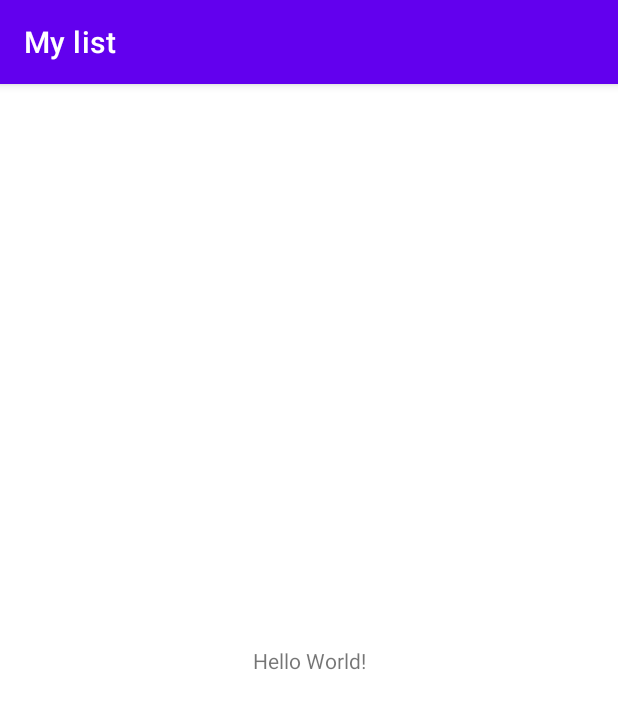
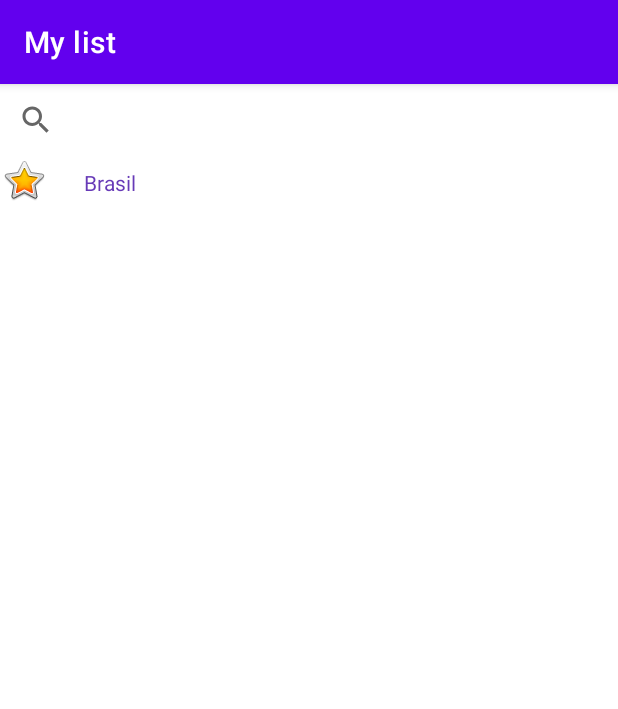
Before and after one commit to luzf18/listPaises, an Android app: the screen it shows after launch (MainActivity), on a phone screen of 412 x 824 dp. Shown: the top 709 px of the screen. Run offline under Robolectric (Android 15) with nearby library versions, the phone set to English and light mode, and no system bars.

Commit message:
finalizando 3parte mvvm
finalizando 3parte mvvm

```diff
--- a/app/build.gradle
+++ b/app/build.gradle
@@ -37,6 +37,7 @@ dependencies {
     implementation "org.jetbrains.kotlin:kotlin-stdlib:$kotlin_version"
     implementation 'androidx.core:core-ktx:1.3.2'
     implementation 'androidx.appcompat:appcompat:1.2.0'
+    implementation 'org.jetbrains.kotlinx:kotlinx-coroutines-core:1.4.3'
     implementation 'com.google.android.material:material:1.3.0'
     implementation 'androidx.constraintlayout:constraintlayout:2.0.4'
     testImplementation 'junit:junit:4.+'
--- a/app/src/main/java/com/example/mylist/MainActivity.kt
+++ b/app/src/main/java/com/example/mylist/MainActivity.kt
@@ -2,10 +2,28 @@ package com.example.mylist
 
 import androidx.appcompat.app.AppCompatActivity
 import android.os.Bundle
+import androidx.recyclerview.widget.RecyclerView
+import com.example.mylist.model.Pais
 
 class MainActivity : AppCompatActivity() {
+
+    private val adapterPaises = PaisesAdapter()
+    private var list: RecyclerView? = null
     override fun onCreate(savedInstanceState: Bundle?) {
         super.onCreate(savedInstanceState)
         setContentView(R.layout.activity_main)
+        list = findViewById(R.id.listPaises)
+        val paises: List<Pais> =
+            listOf(Pais("Brasil"), Pais("Alemanha"), Pais("Estados Unidos"), Pais("Russia"))
+        adapterPaises.items = paises
+        setupRecyclerView()
+    }
+
+    private fun setupRecyclerView() {
+        with(list) {
+            this?.adapter = adapterPaises
+            val manager = androidx.recyclerview.widget.LinearLayoutManager(this?.context)
+            list?.layoutManager = manager
+        }
     }
 }
--- /dev/null
+++ b/app/src/main/java/com/example/mylist/PaisesAdapter.kt
@@ -0,0 +1,39 @@
+package com.example.mylist
+
+import android.view.LayoutInflater
+import android.view.View
+import android.view.ViewGroup
+import android.widget.TextView
+import androidx.recyclerview.widget.RecyclerView
+import com.example.mylist.model.Pais
+import kotlin.properties.Delegates
+
+class PaisesAdapter : RecyclerView.Adapter<PaisesViewHolder>() {
+    var items: List<Pais> by Delegates.observable(emptyList()) { _, old, new -> if (old != new) notifyDataSetChanged() }
+    val paisItems: List<Pais> by Delegates.observable(emptyList()) { _, old, new -> if (old != new) notifyDataSetChanged() }
+    val filterItems: List<Pais> by Delegates.observable(emptyList()) { _, old, new -> if (old != new) notifyDataSetChanged() }
+    override fun onCreateViewHolder(parent: ViewGroup, viewType: Int): PaisesViewHolder {
+        return PaisesViewHolder(
+                LayoutInflater.from(parent.context).inflate(R.layout.item_pais, parent, false)
+        )
+    }
+
+    override fun getItemCount(): Int {
+        return items.size
+    }
+
+    override fun onBindViewHolder(holder: PaisesViewHolder, position: Int) {
+        val pais = items[position]
+        holder.bind(pais)
+    }
+}
+
+class PaisesViewHolder(view: View) : RecyclerView.ViewHolder(view) {
+    fun bind(item: Pais) {
+        with(itemView) {
+            var textView = findViewById<TextView>(R.id.textView)
+            textView.text = item.name
+
+        }
+    }
+}
--- /dev/null
+++ b/app/src/main/java/com/example/mylist/model/Pais.kt
@@ -0,0 +1,3 @@
+package com.example.mylist.model
+
+data class Pais (var name: String)
--- a/app/src/main/res/layout/activity_main.xml
+++ b/app/src/main/res/layout/activity_main.xml
@@ -6,13 +6,21 @@
     android:layout_height="match_parent"
     tools:context=".MainActivity">
 
-    <TextView
-        android:layout_width="wrap_content"
+    <SearchView
+        android:id="@+id/searchView"
+        android:layout_width="match_parent"
         android:layout_height="wrap_content"
-        android:text="Hello World!"
-        app:layout_constraintBottom_toBottomOf="parent"
-        app:layout_constraintLeft_toLeftOf="parent"
-        app:layout_constraintRight_toRightOf="parent"
+        app:layout_constraintEnd_toEndOf="parent"
+        app:layout_constraintStart_toStartOf="parent"
         app:layout_constraintTop_toTopOf="parent" />
 
+    <androidx.recyclerview.widget.RecyclerView
+        android:id="@+id/listPaises"
+        android:layout_width="0dp"
+        android:layout_height="0dp"
+        app:layout_constraintBottom_toBottomOf="parent"
+        app:layout_constraintEnd_toEndOf="parent"
+        app:layout_constraintStart_toStartOf="parent"
+        app:layout_constraintTop_toBottomOf="@+id/searchView" />
+
 </androidx.constraintlayout.widget.ConstraintLayout>
--- /dev/null
+++ b/app/src/main/res/layout/item_pais.xml
@@ -0,0 +1,26 @@
+<?xml version="1.0" encoding="utf-8"?>
+<androidx.constraintlayout.widget.ConstraintLayout
+    xmlns:android="http://schemas.android.com/apk/res/android"
+    xmlns:app="http://schemas.android.com/apk/res-auto"
+    android:layout_width="match_parent"
+    android:layout_height="match_parent">
+
+    <ImageView
+        android:id="@+id/imageView"
+        android:layout_width="wrap_content"
+        android:layout_height="wrap_content"
+        app:layout_constraintStart_toStartOf="parent"
+        app:layout_constraintTop_toTopOf="parent"
+        app:srcCompat="@android:drawable/btn_star_big_on" />
+
+    <TextView
+        android:id="@+id/textView"
+        android:layout_width="wrap_content"
+        android:layout_height="wrap_content"
+        android:layout_marginStart="24dp"
+        android:layout_marginTop="8dp"
+        android:text="Pais xxx"
+        android:textColor="#673AB7"
+        app:layout_constraintStart_toEndOf="@+id/imageView"
+        app:layout_constraintTop_toTopOf="parent" />
+</androidx.constraintlayout.widget.ConstraintLayout>
```
